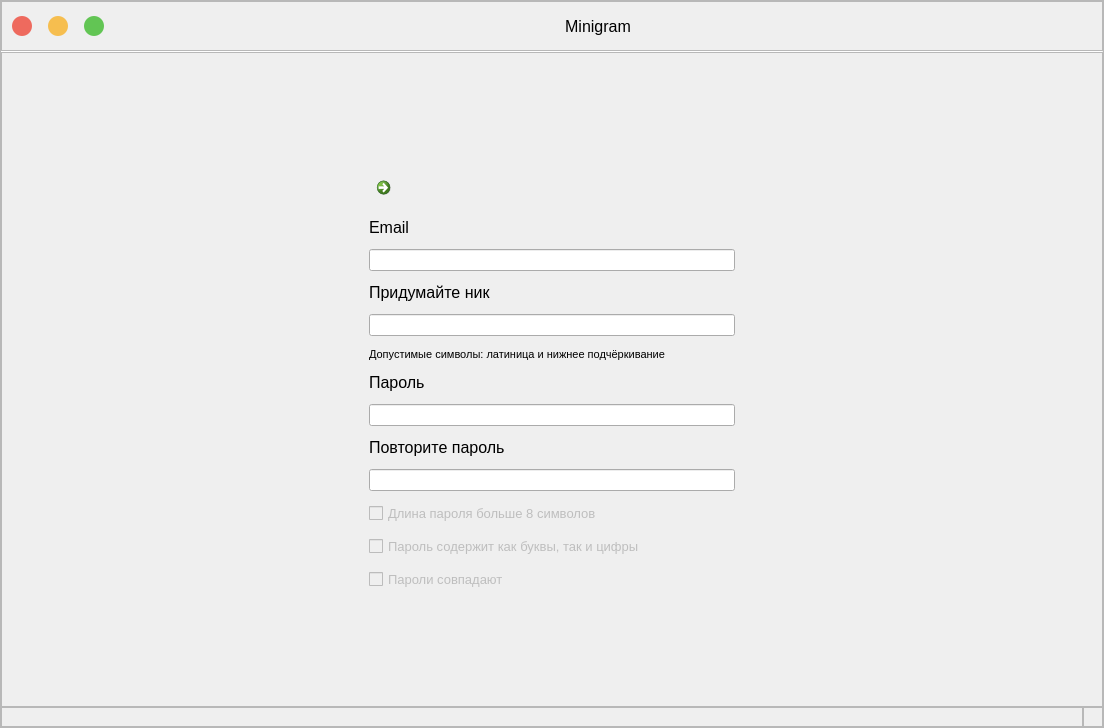
The window that ui_main.ui (egor-masterskikh/Minigram) describes before a commit, drawn with Qt 5.
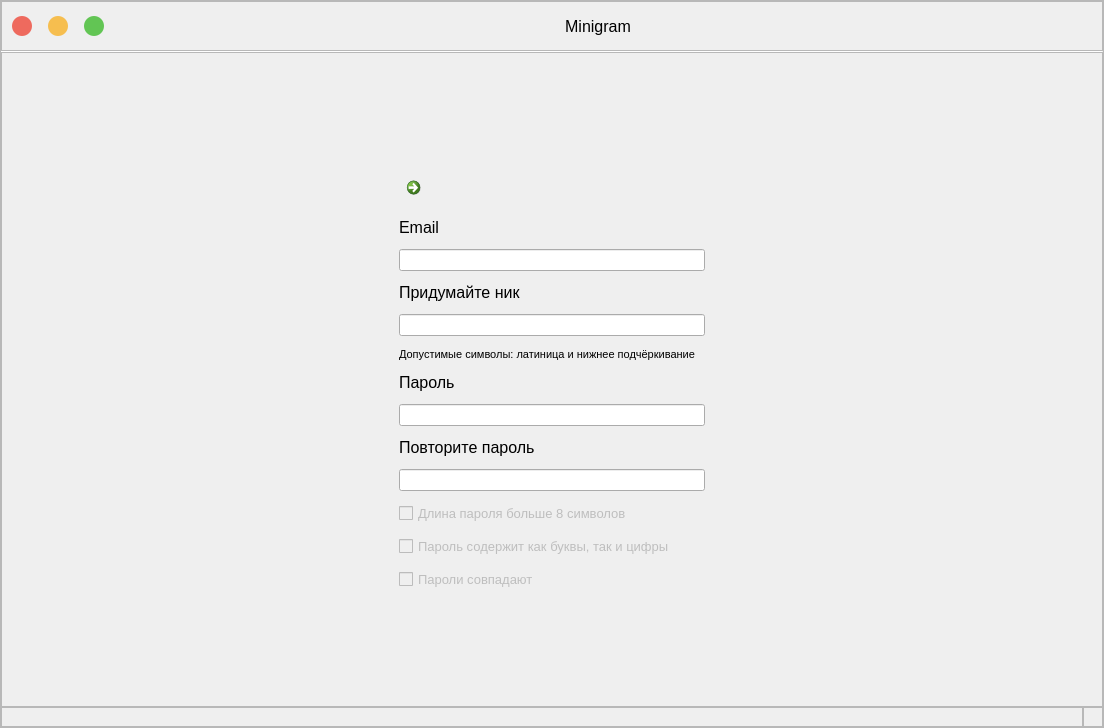
The same window after the commit. The open tabs and pages were chosen to show the change. Icons and pictures are not drawn.

Commit message: solve register btn position mistake and add margins in register page

Patch:
```diff
--- a/ui_main.ui
+++ b/ui_main.ui
@@ -316,13 +316,13 @@
                <item row="1" column="1">
                 <layout class="QGridLayout" name="register_grid">
                  <property name="leftMargin">
-                  <number>0</number>
+                  <number>30</number>
                  </property>
                  <property name="topMargin">
                   <number>0</number>
                  </property>
                  <property name="rightMargin">
-                  <number>0</number>
+                  <number>30</number>
                  </property>
                  <property name="bottomMargin">
                   <number>0</number>
```
Left out of the diff: 2 changed lines with no effect on the pictures. The commit also changes 2 other files.
